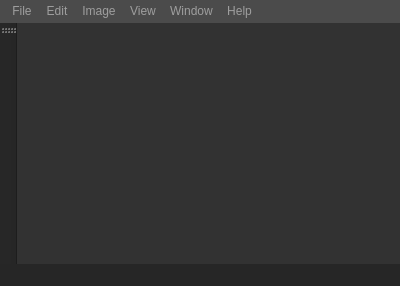
This is src/mainwindow.ui in eyeon/Fixture as Qt 5 draws it before an edit. The edited form follows.
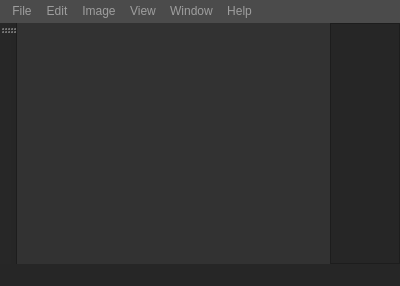
This is the edited form. Custom widgets are drawn as their Qt base class.

```diff
--- a/src/mainwindow.ui
+++ b/src/mainwindow.ui
@@ -22,6 +22,9 @@
     <property name="spacing">
      <number>0</number>
     </property>
+    <property name="sizeConstraint">
+     <enum>QLayout::SetNoConstraint</enum>
+    </property>
     <property name="leftMargin">
      <number>0</number>
     </property>
@@ -61,6 +64,9 @@
       </property>
      </widget>
     </item>
+    <item>
+     <widget class="LayerManager" name="layerview"/>
+    </item>
    </layout>
   </widget>
   <widget class="QMenuBar" name="menuBar">
@@ -221,6 +227,13 @@
   </action>
  </widget>
  <layoutdefault spacing="6" margin="11"/>
+ <customwidgets>
+  <customwidget>
+   <class>LayerManager</class>
+   <extends>QListWidget</extends>
+   <header>src/widgets/layermanager.h</header>
+  </customwidget>
+ </customwidgets>
  <resources/>
  <connections/>
 </ui>
```
